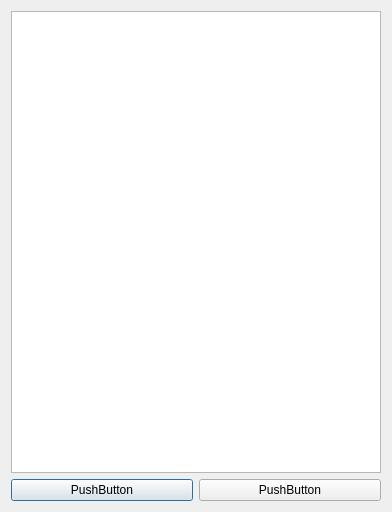
The window that src/libraryWindow.ui (ichiro101/kazu) describes before a commit, drawn with Qt 5.
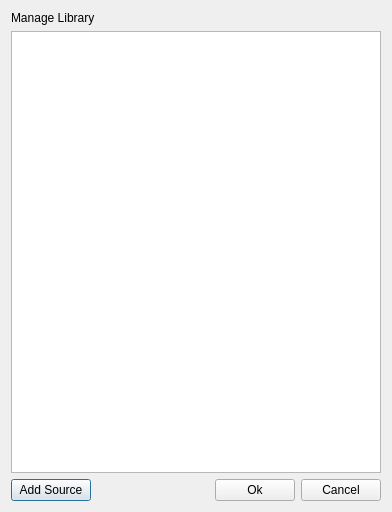
The same window after the commit.

```diff
--- a/src/libraryWindow.ui
+++ b/src/libraryWindow.ui
@@ -14,6 +14,13 @@
    <string>Dialog</string>
   </property>
   <layout class="QVBoxLayout" name="verticalLayout_2">
+   <item>
+    <widget class="QLabel" name="label">
+     <property name="text">
+      <string>Manage Library</string>
+     </property>
+    </widget>
+   </item>
    <item>
     <widget class="QTableWidget" name="tableWidget"/>
    </item>
@@ -22,14 +29,34 @@
      <item>
       <widget class="QPushButton" name="pushButton">
        <property name="text">
-        <string>PushButton</string>
+        <string>Add Source</string>
        </property>
       </widget>
      </item>
      <item>
-      <widget class="QPushButton" name="pushButton_2">
+      <spacer name="horizontalSpacer">
+       <property name="orientation">
+        <enum>Qt::Horizontal</enum>
+       </property>
+       <property name="sizeHint" stdset="0">
+        <size>
+         <width>40</width>
+         <height>20</height>
+        </size>
+       </property>
+      </spacer>
+     </item>
+     <item>
+      <widget class="QPushButton" name="okButton">
        <property name="text">
-        <string>PushButton</string>
+        <string>Ok</string>
+       </property>
+      </widget>
+     </item>
+     <item>
+      <widget class="QPushButton" name="cancelButton">
+       <property name="text">
+        <string>Cancel</string>
        </property>
       </widget>
      </item>
```
Left out of the diff: 6 changed lines with no effect on the pictures.
